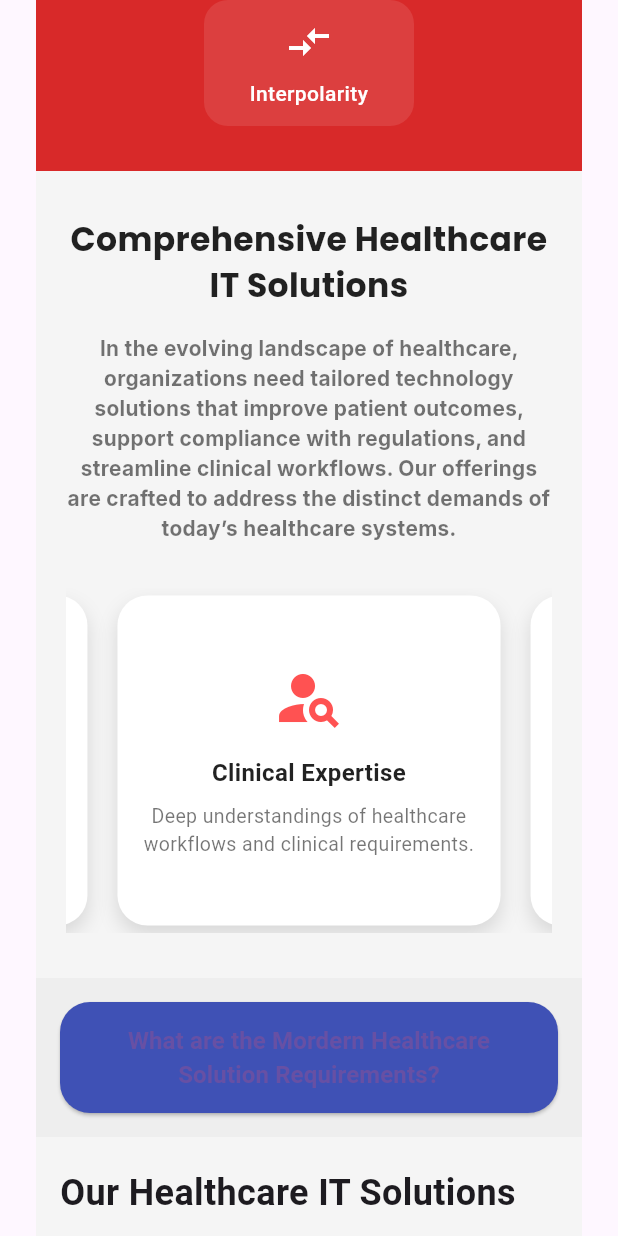
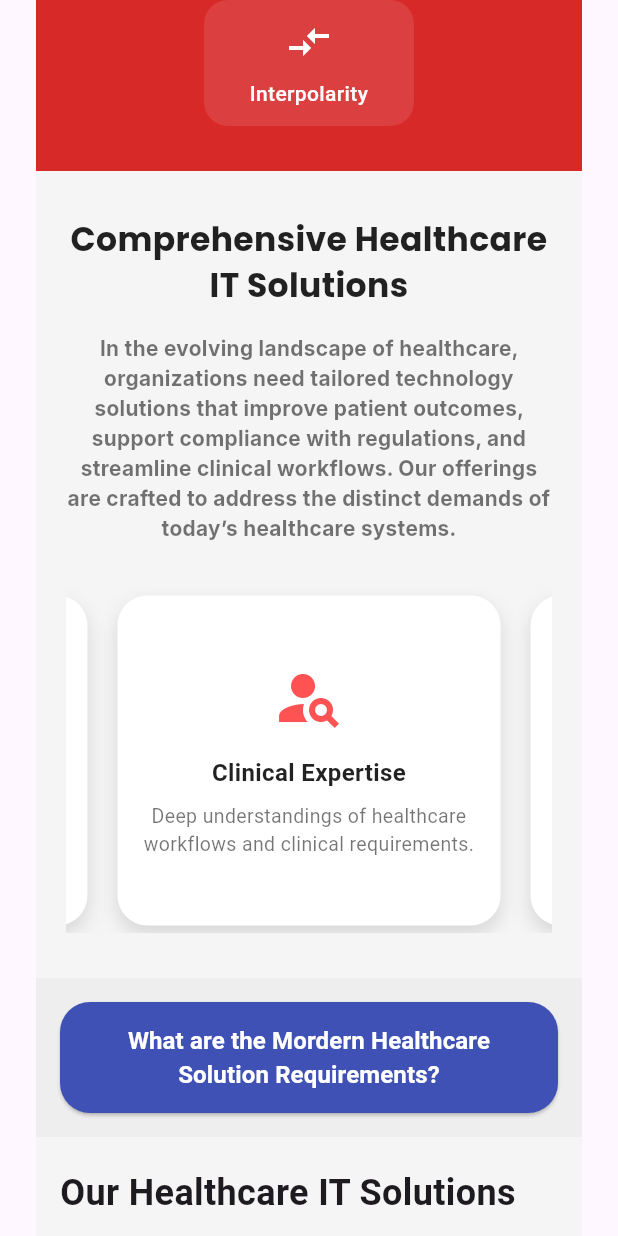
Before and after one commit to Vanshahuja1/One-Aim-App, a Flutter app: the ContainHC screen opened directly, scrolled down 576 dp, on a phone screen of 412 x 824 dp. Run offline on Flutter 3.47's test engine with Material 3 defaults, Android fonts, the phone set to English and light mode, and no system bars; our stand-ins replace video_player, visibility_detector; network calls fail.

Commit message:
Update hc3.dart

```diff
--- a/lib/Healthcare/hc3.dart
+++ b/lib/Healthcare/hc3.dart
@@ -29,7 +29,7 @@ return Container(
           child: const Text(
             'What are the Mordern Healthcare Solution Requirements?',
             textAlign: TextAlign.center,
-            style: TextStyle(fontSize: 16, fontWeight: FontWeight.bold),
+            style: TextStyle(fontSize: 16, fontWeight: FontWeight.bold, color:Colors.white,),
           ),
         ),
       ),
```
